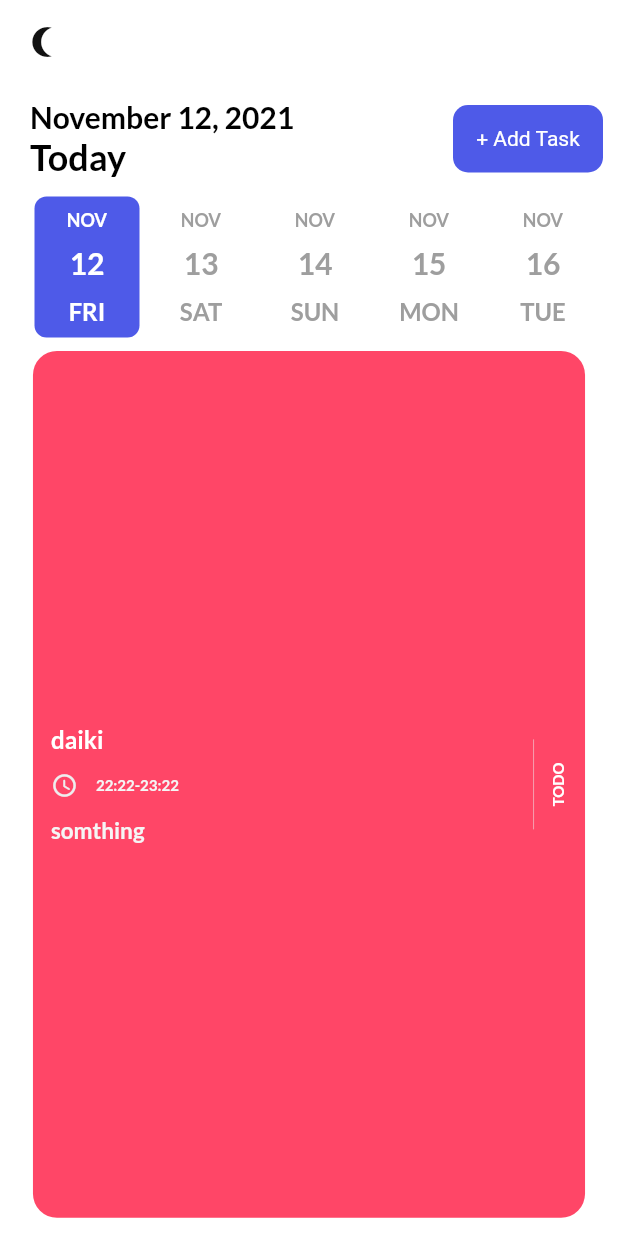
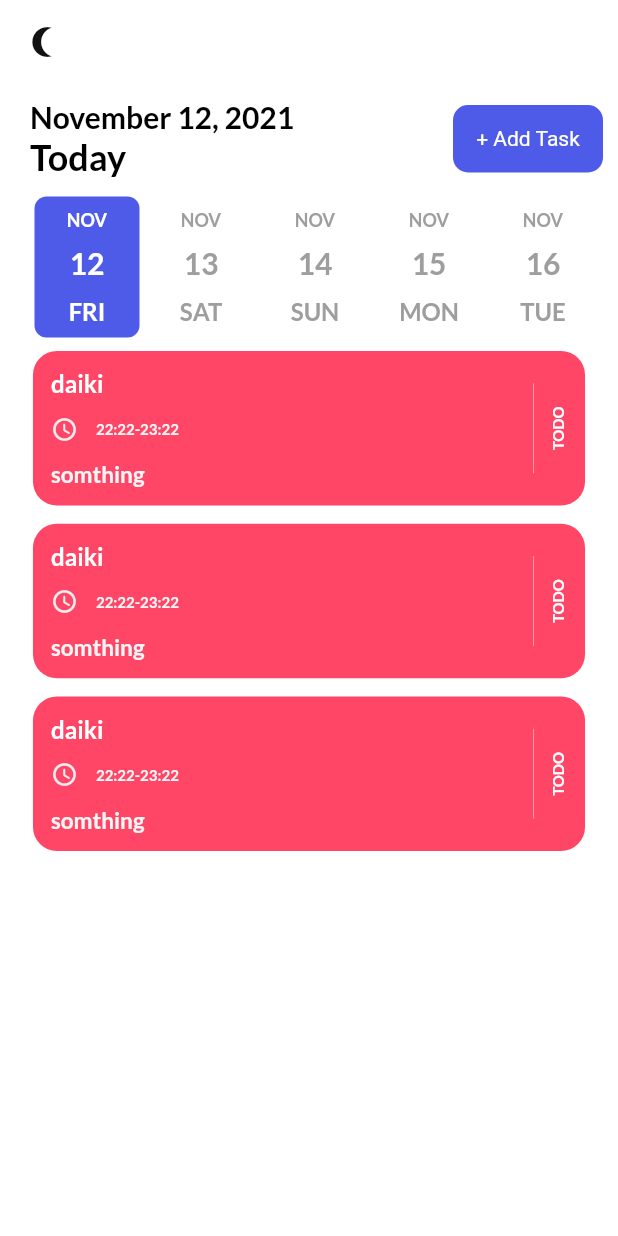
Before and after one commit to HowkMii/Todo-Mii, a Flutter app: the screen it shows after launch, on a phone screen of 412 x 824 dp. Run offline on Flutter 3.47's test engine with Material 2 defaults, Android fonts, the phone set to English and light mode, and no system bars; drawn by our look-alikes of date_picker_timeline; our stand-ins replace flutter_local_notifications, flutter_svg, get, get_storage, google_fonts, timezone.

Commit message:
probleme solving

```diff
--- a/lib/ui/pages/home_page.dart
+++ b/lib/ui/pages/home_page.dart
@@ -139,6 +139,33 @@ class _HomePageState extends State<HomePage> {
 //_taskController.taskList.isEmpty
   _showTasks() {
     return Expanded(
+      child: ListView.builder(
+        itemBuilder: (BuildContext context, int index) {
+          return GestureDetector(
+            onTap: () {
+              showBottomSheet(
+                  context,
+                  Task(
+                      title: 'daiki',
+                      note: 'somthing',
+                      isCompleted: 0,
+                      startTime: '22:22',
+                      endTime: '23:22',
+                      color: 1));
+            },
+            child: TaskTile(Task(
+                title: 'daiki',
+                note: 'somthing',
+                isCompleted: 0,
+                startTime: '22:22',
+                endTime: '23:22',
+                color: 1)),
+          );
+        },
+        itemCount: 3,
+      ),
+    );
+    /*return Expanded(
       child: GestureDetector(
         onTap: () {
           showBottomSheet(
@@ -166,7 +193,7 @@ class _HomePageState extends State<HomePage> {
         return Container(height: 0);
       }
     })*/
-    );
+    );*/
   }
 
   _noTaskMsg() {
@@ -222,6 +249,16 @@ class _HomePageState extends State<HomePage> {
     Get.bottomSheet(
       SingleChildScrollView(
         child: Container(
+          padding: const EdgeInsets.only(top: 4),
+          width: SizeConfig.screenHeight,
+          height: (SizeConfig.orientation == Orientation.landscape)
+              ? (task.isCompleted == 1
+                  ? SizeConfig.screenHeight * 0.6
+                  : SizeConfig.screenHeight * 0.8)
+              : (task.isCompleted == 1
+                  ? SizeConfig.screenHeight * 0.30
+                  : SizeConfig.screenHeight * 0.39),
+          color: Get.isDarkMode ? darkHeaderClr : Colors.white,
           child: Column(
             children: [
               Flexible(
```
